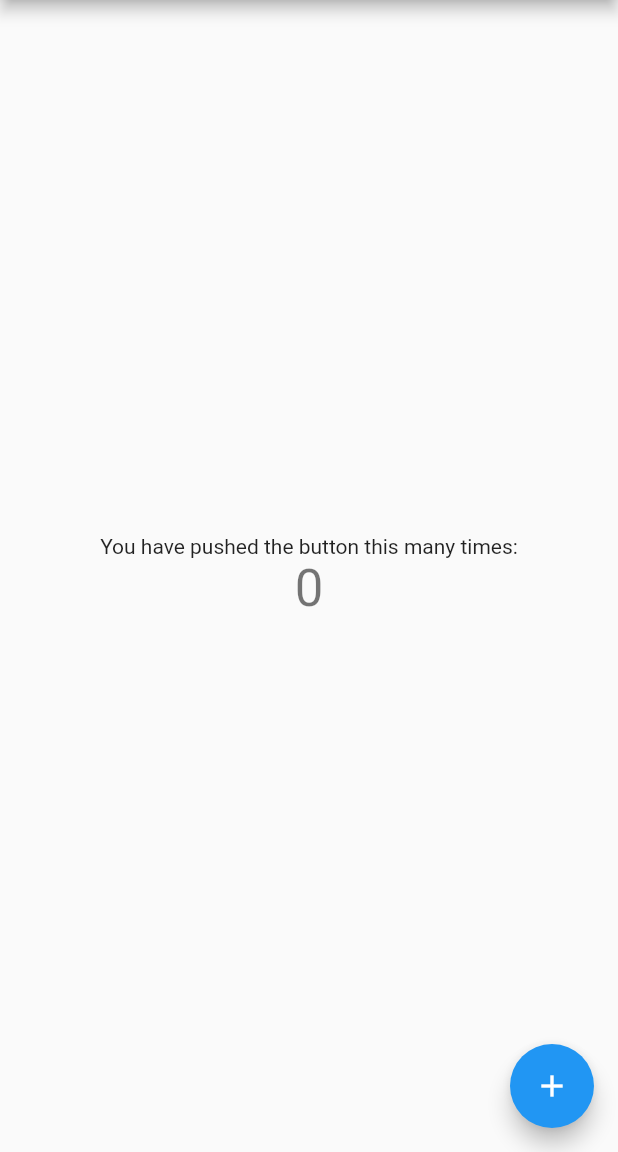
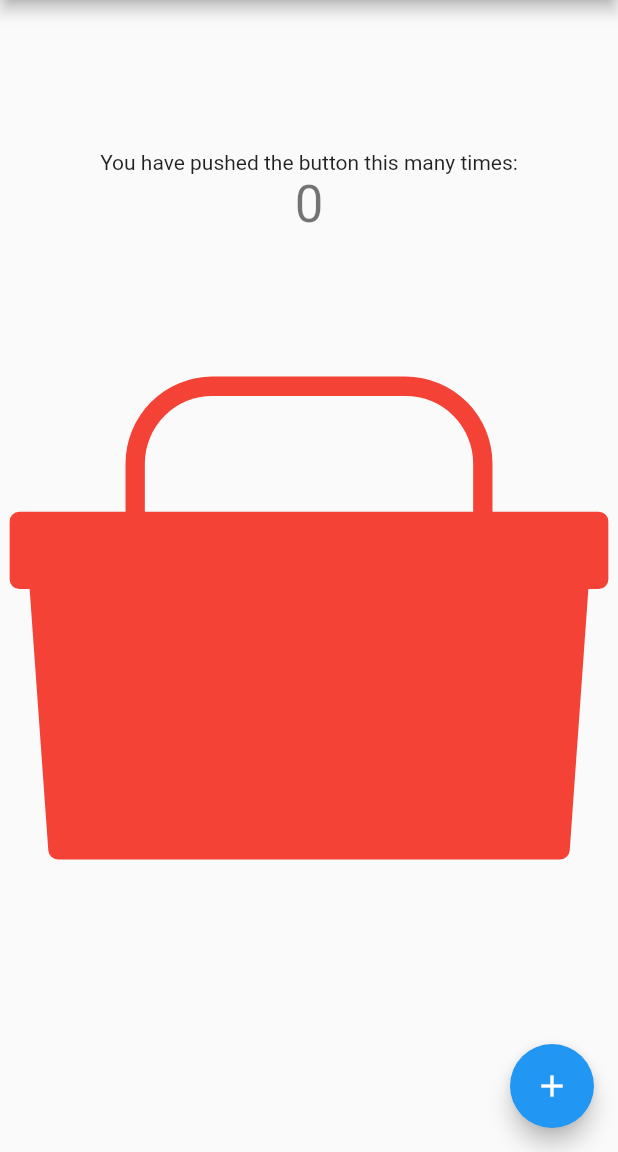
Before and after one commit to ikemura23/flutter_lab, a Flutter app: the screen it shows after launch, on a phone screen of 412 x 824 dp, the part 84-1236 px from its top. Run offline on Flutter 3.47's test engine with Material 2 defaults, Android fonts, the phone set to English and light mode, and no system bars; our stand-ins replace flutter_svg.

```diff
--- a/lib/main.dart
+++ b/lib/main.dart
@@ -1,4 +1,5 @@
 import 'package:flutter/material.dart';
+import 'package:flutter_svg/flutter_svg.dart';
 
 void main() => runApp(MyApp());
 
@@ -98,6 +99,11 @@ class _MyHomePageState extends State<MyHomePage> {
               '$_counter',
               style: Theme.of(context).textTheme.display1,
             ),
+            SvgPicture.asset(
+              'assets/svg/commerce-and-shopping.svg',
+              color: Colors.red,
+              semanticsLabel: 'shopping',
+            ),
           ],
         ),
       ),
--- a/pubspec.yaml
+++ b/pubspec.yaml
@@ -42,8 +42,8 @@ flutter:
   uses-material-design: true
 
   # To add assets to your application, add an assets section, like this:
-  # assets:
-  #  - images/a_dot_burr.jpeg
+  assets:
+   - assets/svg/commerce-and-shopping.svg
   #  - images/a_dot_ham.jpeg
 
   # An image asset can refer to one or more resolution-specific "variants", see
```
Also changed, not shown: assets/svg/commerce-and-shopping.svg (added).
